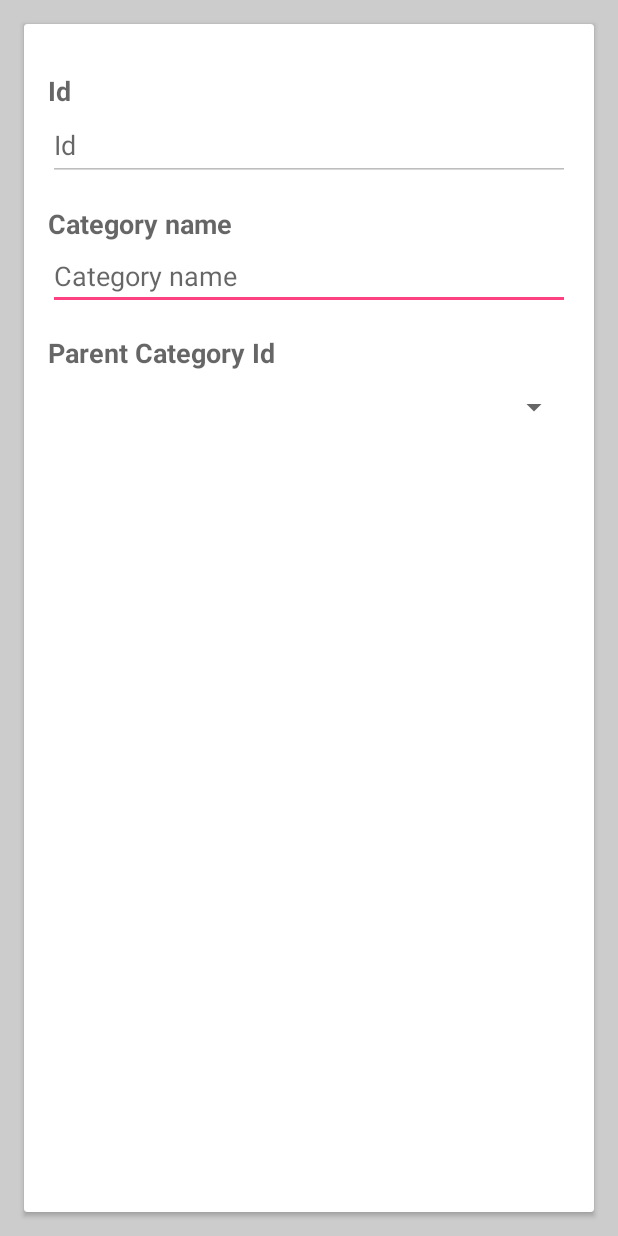
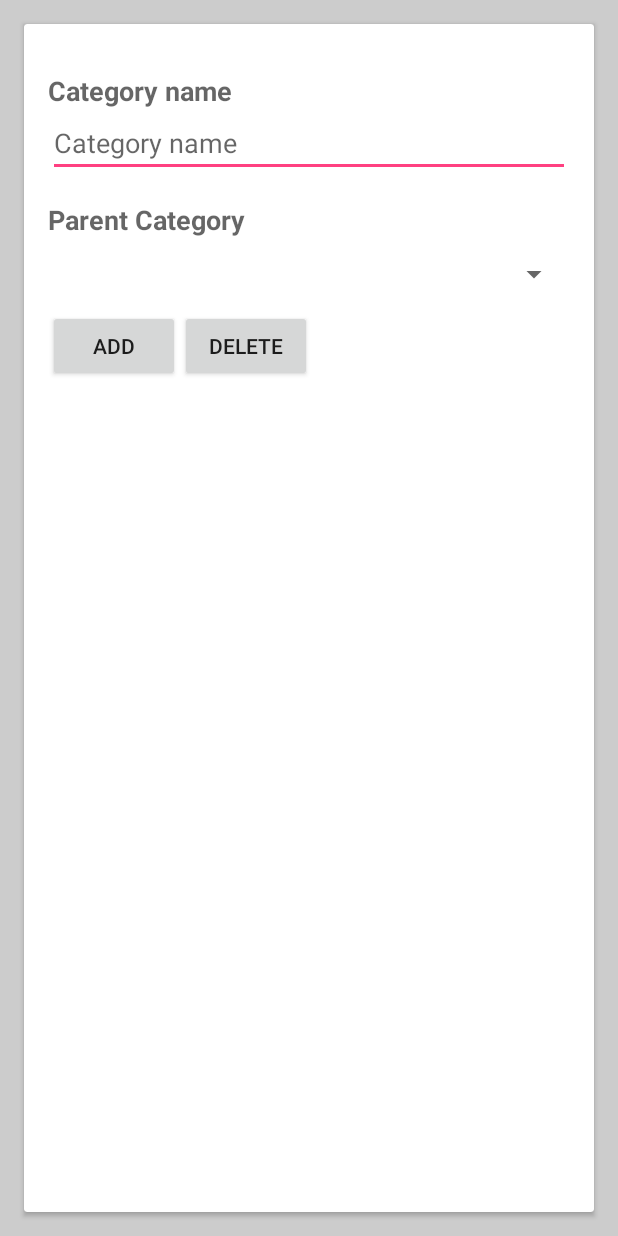
Before and after one commit to AdithyaRao-Com/BalanceForecast, an Android app: the layout category_activity.xml on its own in the app's theme, with its tools: preview values and no code run, on a phone screen of 412 x 824 dp. Run offline under Robolectric (Android 15) with nearby library versions, the phone set to English and light mode, and no system bars.

Commit message:
Category Add Edit Activity is cerated
Category Add Edit will be populated with Data

```diff
--- a/app/src/main/java/com/timepass/adithya/balanceforecast/AccountsListView.java
+++ b/app/src/main/java/com/timepass/adithya/balanceforecast/AccountsListView.java
@@ -31,7 +31,6 @@ public class AccountsListView extends MainActivity {
         accountListView.setOnItemClickListener(new AdapterView.OnItemClickListener() {
             @Override
             public void onItemClick(AdapterView<?> parent, View view, int position, long id) {
-                //Cursor cursor = (Cursor) parent.getAdapter().getItem(position);
                 Cursor cursor = ((AccountsListAdapter)parent.getAdapter()).getCursor();
                 cursor.moveToPosition(position);
                 Accounts editAccount = new Accounts();
--- a/app/src/main/java/com/timepass/adithya/balanceforecast/PayeeAddEdit.java
+++ b/app/src/main/java/com/timepass/adithya/balanceforecast/PayeeAddEdit.java
@@ -29,9 +29,7 @@ public class PayeeAddEdit extends MainActivity {
                 ,appBarString
         );
         if(addEditPayee.getId() >= 0){
-            EditText payeeIdEditText = (EditText) findViewById(R.id.et_payee_id);
             EditText payeeNameEditText = (EditText) findViewById(R.id.et_payee_payee_name);
-            payeeIdEditText.setText(String.valueOf(addEditPayee.getId()));
             payeeNameEditText.setText(String.valueOf(addEditPayee.getPayeeName()));
             Button addEditButton = (Button) findViewById(R.id.btn_payee_activity_edit);
             Button deleteButton = (Button) findViewById(R.id.btn_payee_activity_delete);
--- a/app/src/main/res/layout/category_activity.xml
+++ b/app/src/main/res/layout/category_activity.xml
@@ -27,40 +27,11 @@
             android:layout_marginRight="@dimen/activity_horizontal_margin"
             android:elevation="4dp"
             android:background="@android:color/white" >
-
             <LinearLayout
                 android:layout_width="match_parent"
                 android:layout_height="match_parent"
                 android:padding="@dimen/activity_vertical_margin"
                 android:orientation="vertical">
-
-                <!-- start content -->
-
-                <TextView
-                    android:id="@+id/tv_category_id"
-                    android:layout_height="wrap_content"
-                    android:layout_width="match_parent"
-                    android:layout_marginTop="@dimen/default_margin"
-                    android:layout_gravity="start"
-                    android:text="@string/category_id"
-                    android:textAppearance="?android:attr/textAppearanceMedium"
-                    android:textStyle="bold"/> <!-- style="@style/TextHeader" -->
-
-                <EditText
-                    android:id="@+id/et_category_id"
-                    android:layout_height="48dp"
-                    android:layout_width="match_parent"
-                    android:layout_gravity="fill_horizontal"
-                    android:gravity="start|center_vertical"
-                    android:ems="10"
-                    android:enabled="false"
-                    android:maxLength="10"
-                    android:hint="@string/category_id"
-                    android:inputType="number" >
-                    <!-- <requestFocus /> -->
-                </EditText>
-
-
                 <TextView
                     android:id="@+id/tv_category_category_name"
                     android:layout_height="wrap_content"
@@ -70,7 +41,6 @@
                     android:text="@string/category_category_name"
                     android:textAppearance="?android:attr/textAppearanceMedium"
                     android:textStyle="bold"/> <!-- style="@style/TextHeader" -->
-
                 <EditText
                     android:id="@+id/et_category_category_name"
                     android:layout_height="wrap_content"
@@ -84,28 +54,37 @@
                     android:inputType="text" >
                     <!-- <requestFocus /> -->
                 </EditText>
-
-
                 <TextView
-                    android:id="@+id/tv_category_parent_category_id"
+                    android:id="@+id/tv_category_parent_category"
                     android:layout_height="wrap_content"
                     android:layout_width="match_parent"
                     android:layout_marginTop="@dimen/default_margin"
                     android:layout_gravity="start"
                     android:text="@string/category_parent_category_id"
                     android:textAppearance="?android:attr/textAppearanceMedium"
-                    android:textStyle="bold"/> <!-- style="@style/TextHeader" -->
-
+                    android:textStyle="bold"/>
                 <Spinner
-                    android:id="@+id/sp_category_parent_category_id"
+                    android:id="@+id/sp_category_parent_category"
                     android:layout_height="48dp"
                     android:layout_width="match_parent"
                     android:contentDescription="@string/category_parent_category_id" />
-                <!-- android:entries="@array/category_parent_category_id_options" -->
-
-
-                <!-- end content -->
-
+                <LinearLayout
+                    android:layout_width="wrap_content"
+                    android:layout_height="match_parent"
+                    android:orientation="horizontal">
+                    <Button
+                        android:id="@+id/btn_category_activity_edit"
+                        android:text="ADD"
+                        android:layout_width="0dp"
+                        android:layout_height="wrap_content"
+                        android:layout_weight="1"/>
+                    <Button
+                        android:id="@+id/btn_category_activity_delete"
+                        android:text="DELETE"
+                        android:layout_width="0dp"
+                        android:layout_height="wrap_content"
+                        android:layout_weight="1"/>
+                </LinearLayout>
             </LinearLayout>
 
         </android.support.v7.widget.CardView>
--- a/app/src/main/res/values/strings.xml
+++ b/app/src/main/res/values/strings.xml
@@ -38,7 +38,7 @@
     <string name="category_table_description"></string>
     <string name="category_id">Id</string>     <!-- auto generated ID field -->
     <string name="category_category_name">Category name</string>
-    <string name="category_parent_category_id">Parent Category Id</string>
+    <string name="category_parent_category_id">Parent Category</string>
 
     <!-- Payee -->
     <string name="payee_table">payee</string>
```
Also changed, not shown: app/src/main/AndroidManifest.xml (+11 -7 lines), app/src/main/java/com/timepass/adithya/balanceforecast/CategoryAddEdit.java (added, +63 -0 lines), app/src/main/java/com/timepass/adithya/balanceforecast/CategoryListView.java (+21 -0 lines), app/src/main/java/com/timepass/adithya/balanceforecast/helper/DatabaseHelper.java (+20 -77 lines), app/src/main/java/com/timepass/adithya/balanceforecast/model/Category.java (+16 -2 lines), app/src/main/res/layout/listview_category.xml (+0 -7 lines), app/src/main/res/layout/listview_payee.xml (+0 -7 lines), app/src/main/res/layout/payee_activity.xml (+0 -28 lines).
